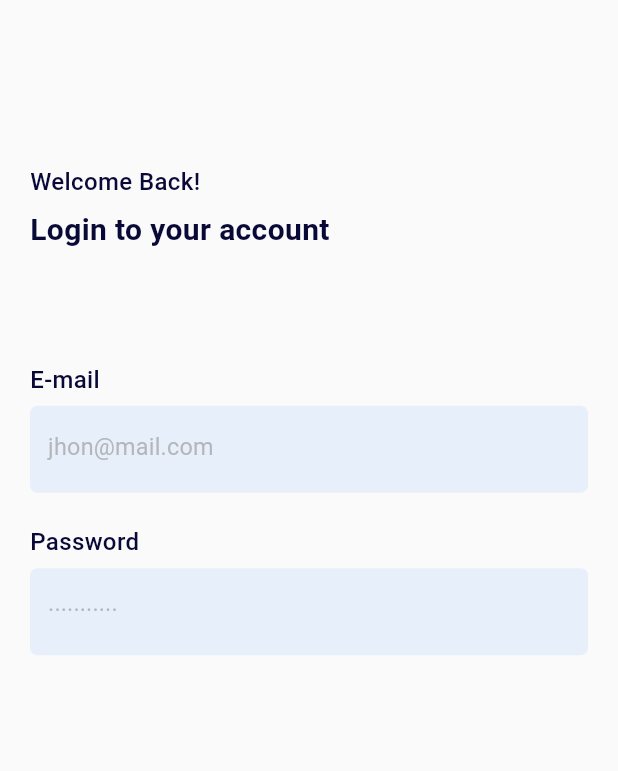
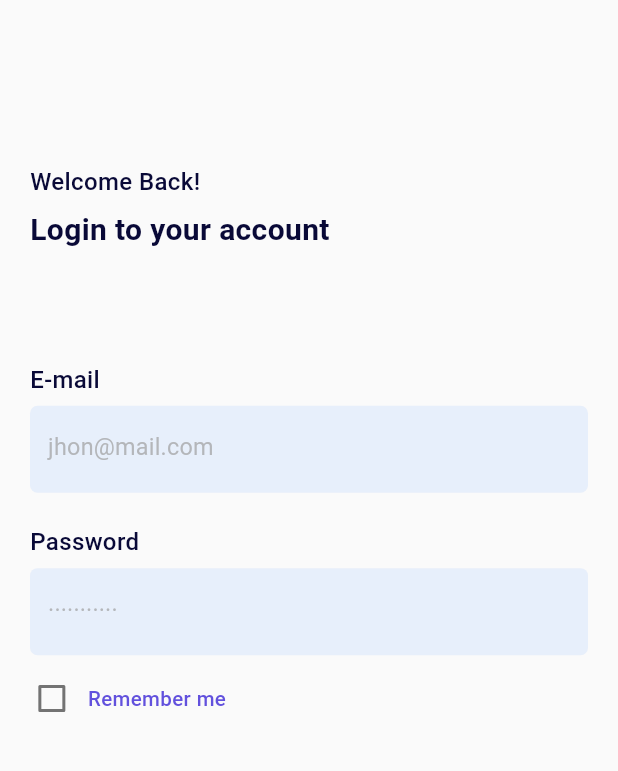
Before and after one commit to MuhammetVural/urun_katalog_projesi, a Flutter app: the LoginPage screen opened directly, on a phone screen of 412 x 824 dp, the part 188-959 px from its top. Run offline on Flutter 3.47's test engine with Material 2 defaults, Android fonts, the phone set to English and light mode, and no system bars; our stand-ins replace auto_route, flutter_screenutil, flutter_svg.

Commit message:
remember me yapıldı

```diff
--- a/lib/features/login/presentation/pages/login_page.dart
+++ b/lib/features/login/presentation/pages/login_page.dart
@@ -1,6 +1,7 @@
 import 'package:flutter/material.dart';
 import 'package:flutter_screenutil/flutter_screenutil.dart';
 import 'package:urun_katalog_projesi/gen/assets.gen.dart';
+import 'package:urun_katalog_projesi/product/components/color_manager.dart';
 import 'package:urun_katalog_projesi/product/components/font_manager.dart';
 import 'package:urun_katalog_projesi/product/components/reuseable_widgets.dart';
 
@@ -16,6 +17,7 @@ class _LoginPageState extends State<LoginPage> {
   final TextEditingController _emailTextController = TextEditingController();
   @override
   Widget build(BuildContext context) {
+    bool? isChecked = false;
     return Scaffold(
       body: SingleChildScrollView(
         child: Padding(
@@ -92,8 +94,32 @@ class _LoginPageState extends State<LoginPage> {
                     '···········', true, true, _passwordTextController),
               ),
               SizedBox(
-                height: 12.h,
+                height: 5.h,
               ),
+              Padding(
+                padding: EdgeInsets.symmetric(horizontal: 10.w),
+                child: Row(
+                  children: [
+                    Checkbox(
+                        value: isChecked,
+                        activeColor: Colors.amber,
+                        hoverColor: ColorManager.textAndButtonPurple,
+                        checkColor: Colors.amber,
+                        focusColor: ColorManager.textAndButtonPurple,
+                        onChanged: (newBool) {
+                          setState(() {
+                            isChecked = newBool;
+                          });
+                        }),
+                    Text(
+                      'Remember me',
+                      style: TextStyle(
+                          color: ColorManager.textAndButtonPurple,
+                          fontWeight: FontWeight.w500),
+                    )
+                  ],
+                ),
+              )
             ],
           )),
         ),
--- a/lib/features/splash/presentation/pages/splash_page.dart
+++ b/lib/features/splash/presentation/pages/splash_page.dart
@@ -14,30 +14,31 @@ class SplashPage extends StatefulWidget {
 class _SplashPageState extends State<SplashPage> {
   @override
   Widget build(BuildContext context) {
-    return  Scaffold(
+    return Scaffold(
       backgroundColor: ColorManager.splash,
       body: Center(
         child: Column(
           crossAxisAlignment: CrossAxisAlignment.stretch,
-          mainAxisAlignment: MainAxisAlignment.spaceEvenly,
+          mainAxisAlignment: MainAxisAlignment.spaceAround,
           children: [
             SizedBox(
               width: 200.w,
               height: 130.h,
-            child: Image.asset(Assets.images.logo2x.path),),
+              child: Image.asset(Assets.images.logo2x.path),
+            ),
             Column(
               children: [
                 Container(
                   width: 350.w,
                   height: 60.h,
-                  padding:  EdgeInsets.symmetric(horizontal: 20.h),
-                  child: ElevatedButton(onPressed: (){}, child: Text('Login')),
+                  padding: EdgeInsets.symmetric(horizontal: 20.h),
+                  child: ElevatedButton(onPressed: () {}, child: Text('Login')),
                 ),
                 Container(
                   width: 350.w,
                   height: 60.h,
-              padding:  EdgeInsets.symmetric(horizontal: 20.h),
-              child: TextButton(onPressed: (){}, child: Text('Skip')),
+                  padding: EdgeInsets.symmetric(horizontal: 20.h),
+                  child: TextButton(onPressed: () {}, child: Text('Skip')),
                 ),
               ],
             ),
--- a/lib/main.dart
+++ b/lib/main.dart
@@ -43,6 +43,6 @@ class MyApp extends StatelessWidget {
             home: child,
           );
         },
-        child: const SplashPage());
+        child: const LoginPage());
   }
 }
```
Lines whose indentation alone changed are shown as unchanged.
